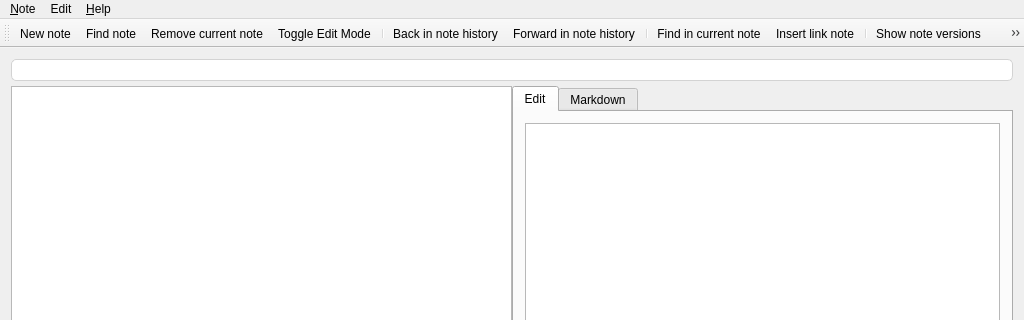
Before: the Qt Designer form src/mainwindow.ui in pbek/QOwnNotes, drawn with Qt 5; both pictures show x 0 to 1024 and y 0 to 320 of the 1024 by 768 pixel window.
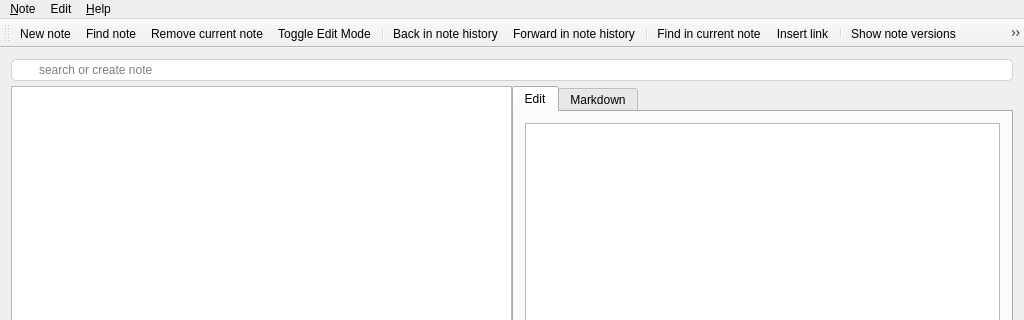
After: the same form once the commit is applied. Icons and pictures are not drawn.

Commit message: fixed the LinkDialog, added an url field and added some placeholder texts

```diff
--- a/src/mainwindow.ui
+++ b/src/mainwindow.ui
@@ -56,6 +56,9 @@
 }
 </string>
         </property>
+        <property name="placeholderText">
+         <string>search or create note</string>
+        </property>
        </widget>
       </item>
       <item row="1" column="1">
@@ -538,7 +541,7 @@
      <normaloff>:/images/breeze/text-frame-link.svg</normaloff>:/images/breeze/text-frame-link.svg</iconset>
    </property>
    <property name="text">
-    <string>Insert &amp;link note</string>
+    <string>Insert &amp;link</string>
    </property>
    <property name="toolTip">
     <string>Insert Link to a note</string>
```
Left out of the diff: 2 changed lines with no effect on the pictures. The commit also changes 3 other files.
